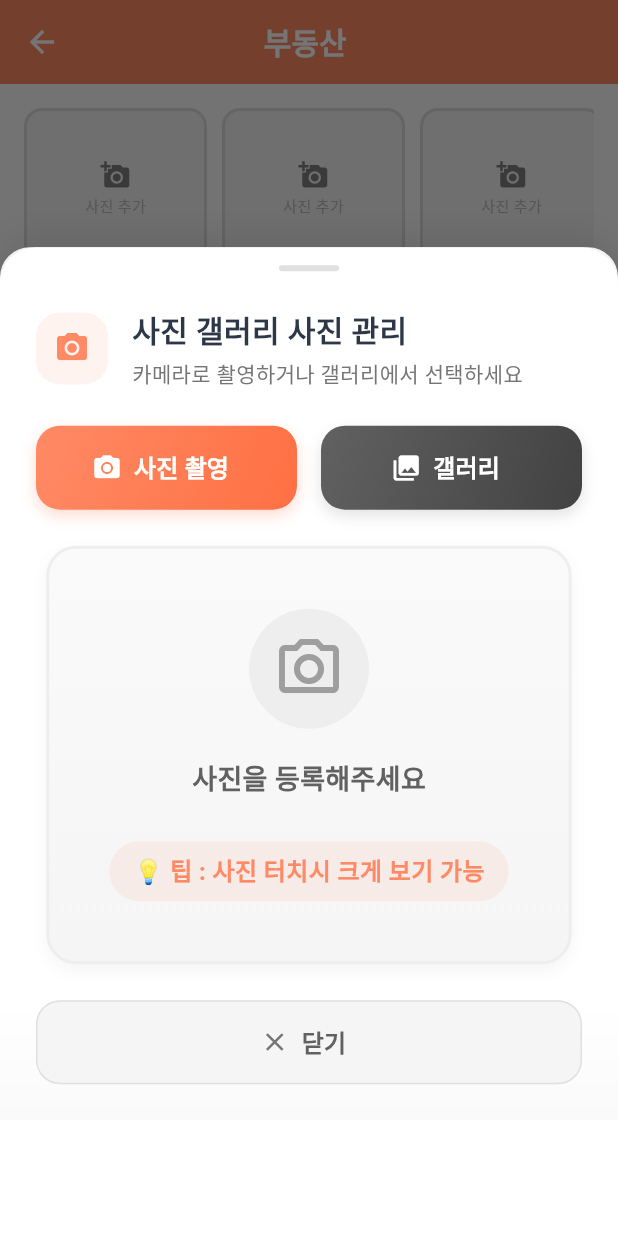
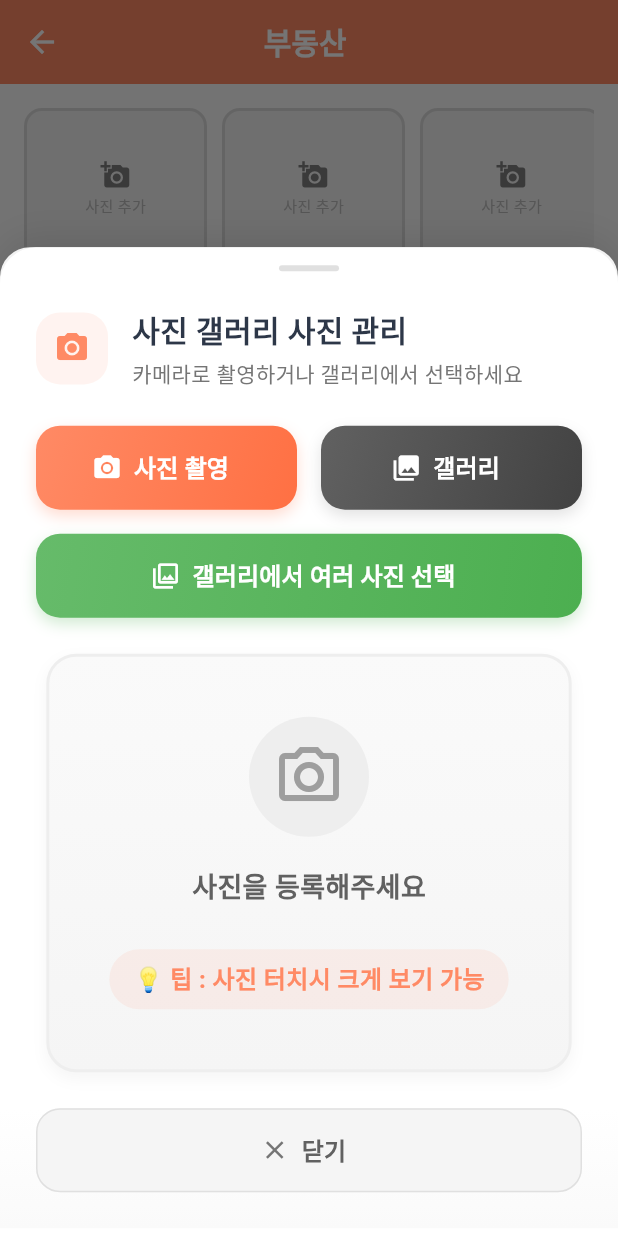
Before and after one commit to ruby400/house_note, a Flutter app: the CardDetailScreen screen opened directly with empty values, after a tap on "사진 추가", on a phone screen of 412 x 824 dp. Run offline on Flutter 3.47's test engine with Material 3 defaults, Android fonts, the phone set to English and light mode, and no system bars; our stand-ins replace cloud_firestore, firebase_auth, firebase_core, flutter_riverpod, go_router, google_sign_in and 6 more; missing offline and left inert: gal; accounts and stored records are empty.

Commit message:
갤러리에서 다중 사진 선택 기능 추가
- ImageService: pickMultipleImagesFromGallery() 메서드 추가
- 카드 상세페이지 바텀시트: 여러 사진 한번에 선택 가능
- UI 개선: 기존 단일 선택 + 새로운 다중 선택 버튼 추가
- 성공 메시지: 선택된 사진 개수 표시
- 디자인: 초록색 그라데이션으로 다중 선택 버튼 강조

🤖 Generated with [Claude Code](https://claude.ai/code)

Co-Authored-By: Claude <noreply@anthropic.com>

```diff
--- a/lib/features/chart/views/image_manager_widgets.dart
+++ b/lib/features/chart/views/image_manager_widgets.dart
@@ -69,6 +69,42 @@ class _ImageManagerBottomSheetState extends State<ImageManagerBottomSheet> {
       });
       widget.onImageAdded(imagePath);
       AppLogger.d('✅ Image added to list: $imagePath');
+    }
+  }
+
+  Future<void> _pickMultipleFromGallery() async {
+    AppLogger.d('🖼️ Multiple gallery button pressed');
+    final imagePaths = await ImageService.pickMultipleImagesFromGallery();
+
+    if (imagePaths.isNotEmpty) {
+      setState(() {
+        _images.addAll(imagePaths);
+      });
+      // 각 이미지에 대해 콜백 호출
+      for (String imagePath in imagePaths) {
+        widget.onImageAdded(imagePath);
+      }
+      AppLogger.d('✅ ${imagePaths.length} images added to list');
+
+      // 사용자에게 성공 메시지 표시
+      if (mounted) {
+        ScaffoldMessenger.of(context).showSnackBar(
+          SnackBar(
+            content: Row(
+              children: [
+                const Icon(Icons.photo_library, color: Colors.white),
+                const SizedBox(width: 8),
+                Text('📸 ${imagePaths.length}개의 사진이 추가되었습니다'),
+              ],
+            ),
+            backgroundColor: const Color(0xFF66BB6A),
+            shape: RoundedRectangleBorder(borderRadius: BorderRadius.circular(12)),
+            behavior: SnackBarBehavior.floating,
+            margin: const EdgeInsets.all(16),
+            duration: const Duration(milliseconds: 1200),
+          ),
+        );
+      }
     }
   }
 
@@ -280,7 +316,10 @@ class _ImageManagerBottomSheetState extends State<ImageManagerBottomSheet> {
           // 카메라/갤러리 버튼
           Padding(
             padding: const EdgeInsets.symmetric(horizontal: 24),
-            child: Row(
+            child: Column(
+              children: [
+                // 첫 번째 줄: 카메라와 갤러리 단일 선택
+                Row(
                   children: [
                     Expanded(
                       child: Container(
@@ -357,6 +396,50 @@ class _ImageManagerBottomSheetState extends State<ImageManagerBottomSheet> {
                               fontSize: 16,
                               fontWeight: FontWeight.w600,
                             ),
+                          ),
+                        ),
+                      ),
+                    ),
+                  ],
+                ),
+
+                const SizedBox(height: 16),
+
+                // 두 번째 줄: 갤러리 다중 선택
+                Container(
+                  width: double.infinity,
+                  height: 56,
+                  decoration: BoxDecoration(
+                    gradient: const LinearGradient(
+                      colors: [Color(0xFF66BB6A), Color(0xFF4CAF50)],
+                      begin: Alignment.topLeft,
+                      end: Alignment.bottomRight,
+                    ),
+                    borderRadius: BorderRadius.circular(16),
+                    boxShadow: [
+                      BoxShadow(
+                        color: const Color(0xFF66BB6A).withValues(alpha: 0.3),
+                        blurRadius: 8,
+                        offset: const Offset(0, 4),
+                      ),
+                    ],
+                  ),
+                  child: ElevatedButton.icon(
+                    onPressed: _pickMultipleFromGallery,
+                    style: ElevatedButton.styleFrom(
+                      backgroundColor: Colors.transparent,
+                      foregroundColor: Colors.white,
+                      shadowColor: Colors.transparent,
+                      shape: RoundedRectangleBorder(
+                        borderRadius: BorderRadius.circular(16),
+                      ),
+                    ),
+                    icon: const Icon(Icons.photo_library_outlined, size: 20),
+                    label: const Text(
+                      '갤러리에서 여러 사진 선택',
+                      style: TextStyle(
+                        fontSize: 16,
+                        fontWeight: FontWeight.w600,
                       ),
                     ),
                   ),
```
Also changed, not shown: lib/services/image_service.dart (+42 -0 lines). Lines whose indentation alone changed are shown as unchanged.
